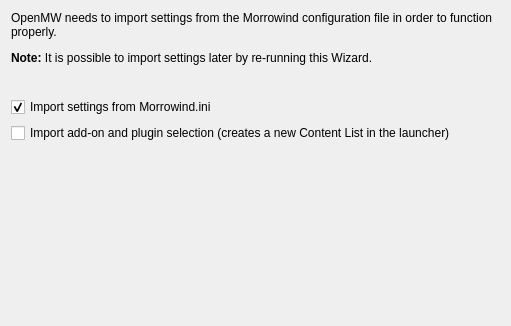
Above: files/ui/wizard/importpage.ui from OpenMW/openmw before the change. Below: the same form after it.
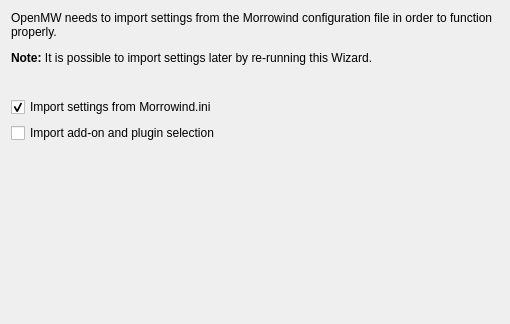
That is the form after the change.

Commit message: Wizard now runs the ini-importer to import settings from Morrowind.ini

Diff of the .ui file:
```diff
--- a/files/ui/wizard/importpage.ui
+++ b/files/ui/wizard/importpage.ui
@@ -6,8 +6,8 @@
    <rect>
     <x>0</x>
     <y>0</y>
-    <width>511</width>
-    <height>326</height>
+    <width>510</width>
+    <height>324</height>
    </rect>
   </property>
   <property name="windowTitle">
@@ -43,7 +43,7 @@
    <item>
     <widget class="QCheckBox" name="addonsCheckBox">
      <property name="text">
-      <string>Import add-on and plugin selection (creates a new Content List in the launcher)</string>
+      <string>Import add-on and plugin selection</string>
      </property>
     </widget>
    </item>
```
The commit also changes 13 other files.
